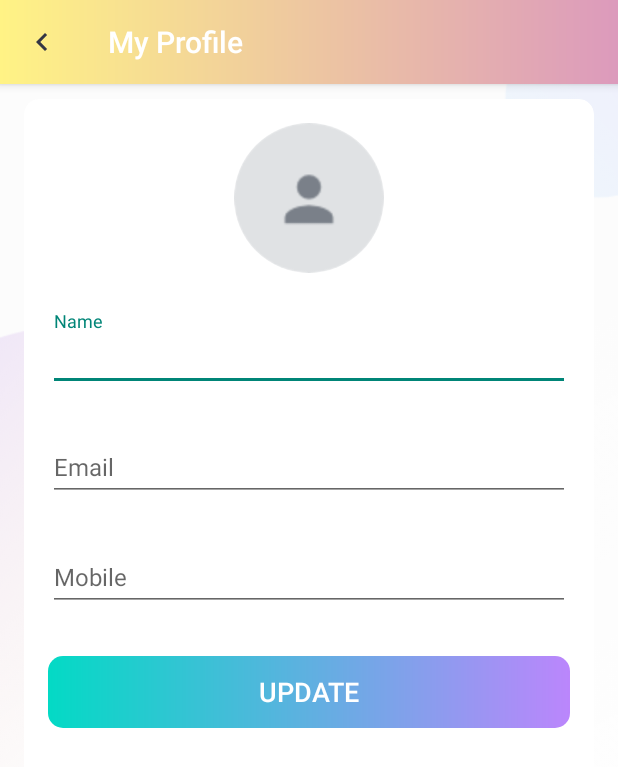
After one commit to DKIV9570/Give-Receive, an Android app: the MyProfileActivity screen opened directly, with no data from a screen before it, on a phone screen of 412 x 824 dp. The commit adds this screen. Shown: the top 767 px of the screen. Run offline under Robolectric (Android 15) with nearby library versions, the phone set to English and light mode, and no system bars; our stand-ins replace CircleImageView, Firebase (no records; nobody signed in at launch, a user with empty details on screens opened directly); 5 statements that could not run were skipped.

Commit message:
Upload profile image

```diff
--- a/app/build.gradle
+++ b/app/build.gradle
@@ -47,7 +47,11 @@ dependencies {
     implementation 'androidx.constraintlayout:constraintlayout:2.1.4'
     implementation 'com.google.android.material:material:1.6.1'
     implementation 'de.hdodenhof:circleimageview:3.1.0'
+    implementation 'com.github.bumptech.glide:glide:4.11.0'
 
+    implementation 'com.google.firebase:firebase-storage:20.0.1'
+
+    annotationProcessor 'com.github.bumptech.glide:compiler:4.11.0'
     testImplementation 'junit:junit:4.13.2'
     androidTestImplementation 'androidx.test.ext:junit:1.1.3'
     androidTestImplementation 'androidx.test.espresso:espresso-core:3.4.0'
--- /dev/null
+++ b/app/src/main/java/com/example/givereceive/activities/MyProfileActivity.kt
@@ -0,0 +1,174 @@
+package com.example.givereceive.activities
+
+import android.Manifest
+import android.app.Activity
+import android.content.Intent
+import android.content.pm.PackageManager
+import android.net.Uri
+import androidx.appcompat.app.AppCompatActivity
+import android.os.Bundle
+import android.provider.MediaStore
+import android.util.Log
+import android.view.WindowManager
+import android.webkit.MimeTypeMap
+import android.widget.Toast
+import androidx.core.app.ActivityCompat
+import androidx.core.content.ContextCompat
+import com.bumptech.glide.Glide
+import com.example.givereceive.R
+import com.example.givereceive.firebase.FirestoreClass
+import com.example.givereceive.models.User
+import com.google.firebase.storage.FirebaseStorage
+import com.google.firebase.storage.StorageReference
+import kotlinx.android.synthetic.main.activity_my_profile.*
+import kotlinx.android.synthetic.main.activity_sign_in.*
+import kotlinx.android.synthetic.main.nav_header_main.*
+import java.io.IOException
+
+class MyProfileActivity : BaseActivity() {
+
+    companion object {
+        private const val READ_STORAGE_PERMISSION_CODE = 1
+        private const val PICK_IMAGE_REQUEST_CODE = 2
+    }
+
+    private var mSelectedImageFileUri: Uri? = null
+    private var mProfileImageURL: String = ""
+
+    override fun onCreate(savedInstanceState: Bundle?) {
+
+        window.setFlags(
+            WindowManager.LayoutParams.FLAG_FULLSCREEN,
+            WindowManager.LayoutParams.FLAG_FULLSCREEN
+        )
+        super.onCreate(savedInstanceState)
+        setContentView(R.layout.activity_my_profile)
+
+        setupActionBar()
+
+        FirestoreClass().loadUserData(this)
+
+        iv_profile_user_image.setOnClickListener {
+            if (ContextCompat.checkSelfPermission(this, Manifest.permission.READ_EXTERNAL_STORAGE)
+            == PackageManager.PERMISSION_GRANTED){
+                showImageChooser()
+            }else{
+                ActivityCompat.requestPermissions(this,
+                arrayOf(Manifest.permission.READ_EXTERNAL_STORAGE),
+                READ_STORAGE_PERMISSION_CODE)
+            }
+        }
+
+        btn_update.setOnClickListener {
+            if(mSelectedImageFileUri != null){
+                uploadUserImage()
+            }
+        }
+    }
+
+    override fun onRequestPermissionsResult(
+        requestCode: Int,
+        permissions: Array<out String>,
+        grantResults: IntArray
+    ) {
+        super.onRequestPermissionsResult(requestCode, permissions, grantResults)
+        if(requestCode == READ_STORAGE_PERMISSION_CODE){
+            if(grantResults.isNotEmpty()&&grantResults[0] == PackageManager.PERMISSION_GRANTED){
+                TODO("show image choser")
+            }else{
+                Toast.makeText(this,"you denied",Toast.LENGTH_LONG).show()
+            }
+        }
+    }
+
+    private fun showImageChooser(){
+        var galleryIntent = Intent(Intent.ACTION_PICK,
+        MediaStore.Images.Media.EXTERNAL_CONTENT_URI)
+        startActivityForResult(galleryIntent, PICK_IMAGE_REQUEST_CODE)
+    }
+
+    override fun onActivityResult(requestCode: Int, resultCode: Int, data: Intent?) {
+        super.onActivityResult(requestCode, resultCode, data)
+        if(resultCode == Activity.RESULT_OK && requestCode == PICK_IMAGE_REQUEST_CODE &&
+                data!!.data!= null){
+            mSelectedImageFileUri = data.data
+
+            try{
+                Glide
+                    .with(this)
+                    .load(mSelectedImageFileUri)
+                    .centerCrop()
+                    .placeholder(R.drawable.ic_user_place_holder)
+                    .into(iv_profile_user_image)
+            }catch (e:IOException){
+                e.printStackTrace()
+            }
+
+        }
+    }
+
+    private fun setupActionBar(){
+        setSupportActionBar(toolbar_my_profile_activity)
+        val actionBar = supportActionBar
+        if(actionBar != null){
+            actionBar.setDisplayHomeAsUpEnabled(true)
+            actionBar.setHomeAsUpIndicator(R.drawable.ic_black_color_back_24dp)
+            actionBar.title = resources.getString(R.string.my_profile)
+        }
+
+        toolbar_my_profile_activity.setNavigationOnClickListener { onBackPressed() }
+    }
+
+    fun setUserDataInUI(user: User){
+        Glide
+            .with(this)
+            .load(user.image)
+            .centerCrop()
+            .placeholder(R.drawable.ic_user_place_holder)
+            .into(iv_profile_user_image)
+
+        et_name.setText(user.name)
+        et_email.setText(user.email)
+        if(user.mobile != 0L){
+            et_mobile.setText(user.mobile.toString())
+        }
+    }
+
+    private fun uploadUserImage(){
+        showProgressDialog(resources.getString(R.string.please_wait))
+        if(mSelectedImageFileUri != null){
+            val sRef : StorageReference = FirebaseStorage.getInstance().reference.child(
+                "USER_IMAGE"+ System.currentTimeMillis()
+                        + "." + getFileExtension(mSelectedImageFileUri)
+
+            )
+            sRef.putFile(mSelectedImageFileUri!!).addOnSuccessListener {
+                taskSnapshot ->
+                Log.i(
+                    "Firebase Image URL",
+                    taskSnapshot.metadata!!.reference!!.downloadUrl.toString()
+                )
+
+                taskSnapshot.metadata!!.reference!!.downloadUrl.addOnSuccessListener {
+                    uri ->
+                    Log.i("Downloadable Image URL", uri.toString())
+                    mProfileImageURL = uri.toString()
+
+                    TODO()
+                }
+            }.addOnFailureListener{
+                exception ->
+                Toast.makeText(this,
+                exception.message,
+                Toast.LENGTH_LONG).show()
+
+                hideProgressDialog()
+            }
+
+        }
+    }
+
+    private fun getFileExtension(uri:Uri?):String?{
+        return MimeTypeMap.getSingleton().getExtensionFromMimeType(contentResolver.getType(uri!!))
+    }
+}
--- a/app/src/main/java/com/example/givereceive/activities/SignInActivity.kt
+++ b/app/src/main/java/com/example/givereceive/activities/SignInActivity.kt
@@ -63,7 +63,7 @@ class SignInActivity : BaseActivity() {
                     if (task.isSuccessful) {
                         // Calling the FirestoreClass signInUser function to get the data of user from database.
 //                        FirestoreClass().loadUserData(this@SignInActivity)
-                        FirestoreClass().signInUser(this)
+                        FirestoreClass().loadUserData(this)
                         Toast.makeText(
                             this@SignInActivity,
                             "Successful!",
--- a/app/src/main/java/com/example/givereceive/firebase/FirestoreClass.kt
+++ b/app/src/main/java/com/example/givereceive/firebase/FirestoreClass.kt
@@ -1,6 +1,9 @@
 package com.example.givereceive.firebase
 
+import android.app.Activity
 import android.util.Log
+import com.example.givereceive.activities.MainActivity
+import com.example.givereceive.activities.MyProfileActivity
 import com.example.givereceive.activities.SignInActivity
 import com.example.givereceive.activities.SignUpActivity
 import com.example.givereceive.models.User
@@ -24,13 +27,25 @@ class FirestoreClass {
             }
     }
 
-    fun signInUser(activity: SignInActivity){
+    fun loadUserData(activity: Activity){
         mFireStore.collection(Constants.USERS)
             .document(getCurrentUserId())
             .get()
             .addOnSuccessListener {document ->
                 val loggedInUser = document.toObject(User::class.java)!!
-                activity.signInSuccess(loggedInUser)
+
+                when(activity){
+                    is SignInActivity -> {
+                        activity.signInSuccess(loggedInUser)
+                    }
+                    is MainActivity -> {
+                        activity.updateNavigationUserDetails(loggedInUser)
+                    }
+                    is MyProfileActivity -> {
+                        activity.setUserDataInUI(loggedInUser)
+                    }
+                }
+
 
             }.addOnFailureListener {
                 e ->
--- /dev/null
+++ b/app/src/main/res/layout/activity_my_profile.xml
@@ -0,0 +1,117 @@
+<?xml version="1.0" encoding="utf-8"?>
+<LinearLayout xmlns:android="http://schemas.android.com/apk/res/android"
+    xmlns:app="http://schemas.android.com/apk/res-auto"
+    xmlns:tools="http://schemas.android.com/tools"
+    android:layout_width="match_parent"
+    android:layout_height="match_parent"
+    android:orientation="vertical"
+    tools:context=".activities.MyProfileActivity">
+
+    <com.google.android.material.appbar.AppBarLayout
+        android:layout_width="match_parent"
+        android:layout_height="wrap_content"
+        android:theme="@style/AppTheme.AppBarOverlay">
+
+        <androidx.appcompat.widget.Toolbar
+            android:id="@+id/toolbar_my_profile_activity"
+            android:layout_width="match_parent"
+            android:layout_height="?attr/actionBarSize"
+            android:background="@drawable/nav_header_main_background"
+            app:popupTheme="@style/AppTheme.PopupOverlay" />
+    </com.google.android.material.appbar.AppBarLayout>
+
+    <!--This layout is just used for applying a background image to the screen below the toolbar.-->
+    <LinearLayout
+        android:layout_width="match_parent"
+        android:layout_height="match_parent"
+        android:background="@drawable/ic_background">
+
+        <androidx.cardview.widget.CardView
+            android:layout_width="match_parent"
+            android:layout_height="match_parent"
+            android:layout_marginStart="@dimen/my_profile_screen_content_marginStartEnd"
+            android:layout_marginTop="@dimen/my_profile_screen_content_marginTopBottom"
+            android:layout_marginEnd="@dimen/my_profile_screen_content_marginStartEnd"
+            android:layout_marginBottom="@dimen/my_profile_screen_content_marginTopBottom"
+            android:elevation="@dimen/card_view_elevation"
+            app:cardCornerRadius="@dimen/card_view_corner_radius">
+
+            <LinearLayout
+                android:layout_width="match_parent"
+                android:layout_height="wrap_content"
+                android:gravity="center_horizontal"
+                android:orientation="vertical"
+                android:padding="@dimen/my_profile_screen_content_padding">
+
+                <de.hdodenhof.circleimageview.CircleImageView
+                    android:id="@+id/iv_profile_user_image"
+                    android:layout_width="@dimen/my_profile_user_image_size"
+                    android:layout_height="@dimen/my_profile_user_image_size"
+                    android:contentDescription="@string/image_contentDescription"
+                    android:src="@drawable/ic_user_place_holder" />
+
+                <com.google.android.material.textfield.TextInputLayout
+                    android:layout_width="match_parent"
+                    android:layout_height="wrap_content"
+                    android:layout_marginTop="@dimen/my_profile_name_til_marginTop">
+
+                    <androidx.appcompat.widget.AppCompatEditText
+                        android:id="@+id/et_name"
+                        android:layout_width="match_parent"
+                        android:layout_height="wrap_content"
+                        android:hint="@string/name"
+                        android:textSize="@dimen/et_text_size" />
+
+                </com.google.android.material.textfield.TextInputLayout>
+
+                <com.google.android.material.textfield.TextInputLayout
+                    android:layout_width="match_parent"
+                    android:layout_height="wrap_content"
+                    android:layout_marginTop="@dimen/my_profile_et_email_marginTop">
+
+                    <androidx.appcompat.widget.AppCompatEditText
+                        android:id="@+id/et_email"
+                        android:layout_width="match_parent"
+                        android:layout_height="wrap_content"
+                        android:focusable="false"
+                        android:focusableInTouchMode="false"
+                        android:hint="@string/email"
+                        android:inputType="textEmailAddress"
+                        android:textSize="@dimen/et_text_size" />
+
+                </com.google.android.material.textfield.TextInputLayout>
+
+                <com.google.android.material.textfield.TextInputLayout
+                    android:layout_width="match_parent"
+                    android:layout_height="wrap_content"
+                    android:layout_marginTop="@dimen/my_profile_et_mobile_marginTop">
+
+                    <androidx.appcompat.widget.AppCompatEditText
+                        android:id="@+id/et_mobile"
+                        android:layout_width="match_parent"
+                        android:layout_height="wrap_content"
+                        android:hint="@string/mobile"
+                        android:inputType="phone"
+                        android:textSize="@dimen/et_text_size" />
+
+                </com.google.android.material.textfield.TextInputLayout>
+
+                <Button
+                    android:id="@+id/btn_update"
+                    android:layout_width="match_parent"
+                    android:layout_height="wrap_content"
+                    android:layout_gravity="center"
+                    android:layout_marginTop="@dimen/my_profile_btn_update_marginTop"
+                    android:background="@drawable/shape_button_rounded"
+                    android:foreground="?attr/selectableItemBackground"
+                    android:gravity="center"
+                    android:paddingTop="@dimen/btn_paddingTopBottom"
+                    android:paddingBottom="@dimen/btn_paddingTopBottom"
+                    android:text="@string/update"
+                    android:textColor="@android:color/white"
+                    android:textSize="@dimen/btn_text_size" />
+            </LinearLayout>
+        </androidx.cardview.widget.CardView>
+    </LinearLayout>
+
+</LinearLayout>
--- a/app/src/main/res/values/strings.xml
+++ b/app/src/main/res/values/strings.xml
@@ -29,5 +29,9 @@
 
     <string name="no_posts_are_available">No Posts are available</string>
 
+    <string name="mobile">Mobile</string>
+    <string name="update">UPDATE</string>
+    <string name="my_profile">My Profile</string>
+
 
 </resources>
```
Also changed, not shown: app/src/main/AndroidManifest.xml (+13 -3 lines), app/src/main/java/com/example/givereceive/activities/MainActivity.kt (+19 -3 lines).
